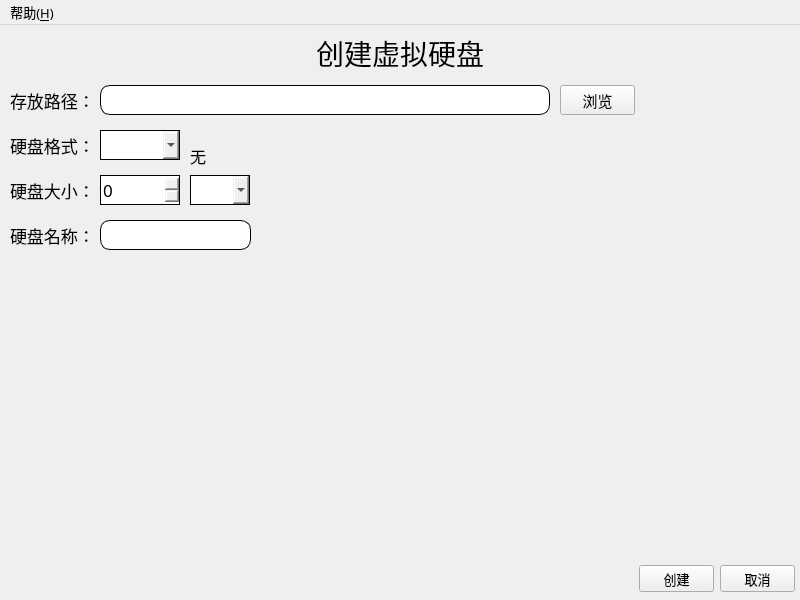
Before: the Qt Designer form ui/create_vhd_window.ui in Czh-is-smartest/QEMU-GUI_Project, drawn with Qt 5.
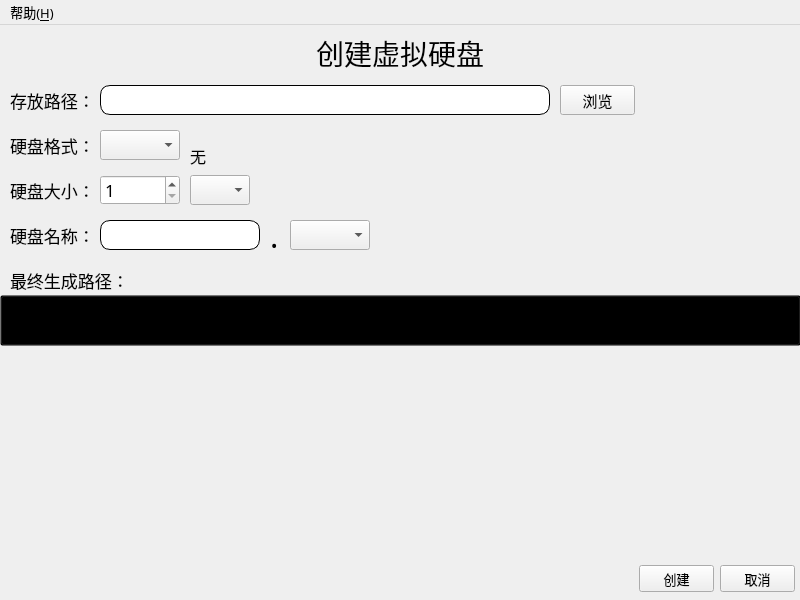
After: the same form once the commit is applied. Icons and pictures are not drawn.

```diff
--- a/ui/create_vhd_window.ui
+++ b/ui/create_vhd_window.ui
@@ -88,8 +88,8 @@
      </font>
     </property>
     <property name="styleSheet">
-     <string notr="true">/*border-radius: 10px;*/
-border: 1px solid;
+     <string notr="true">/*border-radius: 10px;
+border: 1px solid;*/
 </string>
     </property>
    </widget>
@@ -296,8 +296,14 @@
      </font>
     </property>
     <property name="styleSheet">
-     <string notr="true">/*border-radius: 10px;*/
-border: 1px solid;</string>
+     <string notr="true">/*border-radius: 10px;
+border: 1px solid;*/</string>
+    </property>
+    <property name="minimum">
+     <number>1</number>
+    </property>
+    <property name="maximum">
+     <number>999999999</number>
     </property>
    </widget>
    <widget class="QComboBox" name="unit">
@@ -316,8 +322,8 @@
      </font>
     </property>
     <property name="styleSheet">
-     <string notr="true">/*border-radius: 10px;*/
-border: 1px solid;</string>
+     <string notr="true">/*border-radius: 10px;
+border: 1px solid;*/</string>
     </property>
    </widget>
    <widget class="QLabel" name="label_4">
@@ -344,7 +350,7 @@
      <rect>
       <x>100</x>
       <y>195</y>
-      <width>151</width>
+      <width>160</width>
       <height>30</height>
      </rect>
     </property>
@@ -356,7 +362,98 @@
     </property>
     <property name="styleSheet">
      <string notr="true">border-radius: 10px;
-border: 1px solid;</string>
+border: 1px solid;
+</string>
+    </property>
+   </widget>
+   <widget class="QComboBox" name="extension">
+    <property name="geometry">
+     <rect>
+      <x>290</x>
+      <y>195</y>
+      <width>80</width>
+      <height>30</height>
+     </rect>
+    </property>
+    <property name="font">
+     <font>
+      <family>微软雅黑</family>
+      <pointsize>13</pointsize>
+     </font>
+    </property>
+   </widget>
+   <widget class="QLabel" name="label_5">
+    <property name="geometry">
+     <rect>
+      <x>270</x>
+      <y>180</y>
+      <width>20</width>
+      <height>61</height>
+     </rect>
+    </property>
+    <property name="sizePolicy">
+     <sizepolicy hsizetype="Fixed" vsizetype="Fixed">
+      <horstretch>0</horstretch>
+      <verstretch>0</verstretch>
+     </sizepolicy>
+    </property>
+    <property name="font">
+     <font>
+      <family>微软雅黑</family>
+      <pointsize>23</pointsize>
+      <underline>false</underline>
+     </font>
+    </property>
+    <property name="cursor">
+     <cursorShape>ArrowCursor</cursorShape>
+    </property>
+    <property name="text">
+     <string>.</string>
+    </property>
+   </widget>
+   <widget class="QLabel" name="label_6">
+    <property name="geometry">
+     <rect>
+      <x>10</x>
+      <y>240</y>
+      <width>120</width>
+      <height>30</height>
+     </rect>
+    </property>
+    <property name="font">
+     <font>
+      <family>微软雅黑</family>
+      <pointsize>13</pointsize>
+     </font>
+    </property>
+    <property name="text">
+     <string>最终生成路径：</string>
+    </property>
+   </widget>
+   <widget class="QPushButton" name="Path">
+    <property name="geometry">
+     <rect>
+      <x>0</x>
+      <y>270</y>
+      <width>801</width>
+      <height>51</height>
+     </rect>
+    </property>
+    <property name="font">
+     <font>
+      <family>微软雅黑</family>
+      <pointsize>13</pointsize>
+      <underline>true</underline>
+     </font>
+    </property>
+    <property name="cursor">
+     <cursorShape>PointingHandCursor</cursorShape>
+    </property>
+    <property name="styleSheet">
+     <string notr="true">background-color: transparent;</string>
+    </property>
+    <property name="text">
+     <string/>
     </property>
    </widget>
   </widget>
```
